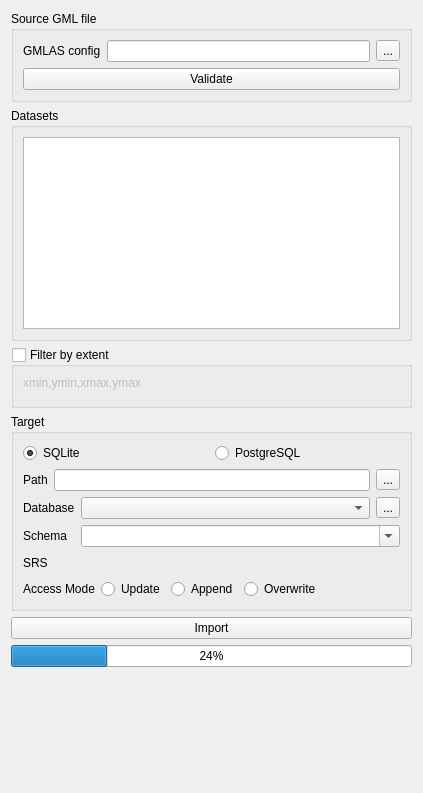
This is gml_application_schema_toolbox/ui/import_gmlas_panel.ui in BRGM/gml_application_schema_toolbox as Qt 5 draws it before an edit. The edited form follows.
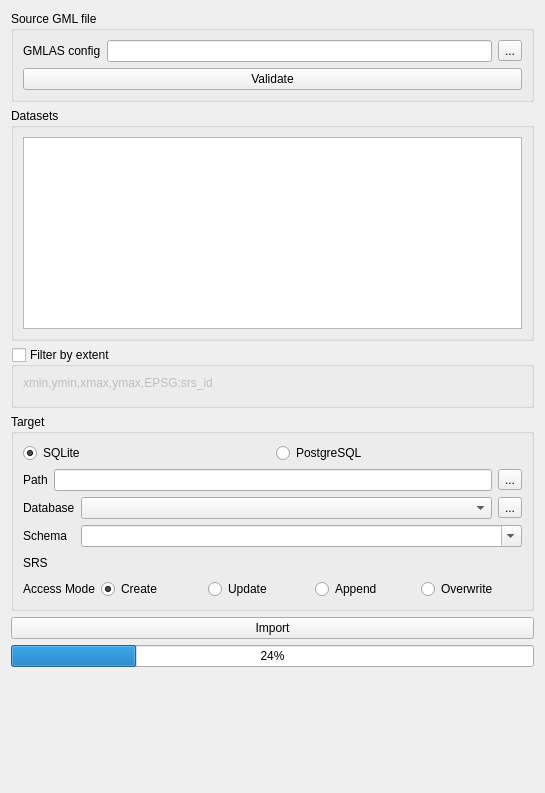
This is the edited form. Custom widgets are drawn as their Qt base class.

```diff
--- a/gml_application_schema_toolbox/ui/import_gmlas_panel.ui
+++ b/gml_application_schema_toolbox/ui/import_gmlas_panel.ui
@@ -6,7 +6,7 @@
    <rect>
     <x>0</x>
     <y>0</y>
-    <width>423</width>
+    <width>545</width>
     <height>793</height>
    </rect>
   </property>
@@ -95,7 +95,7 @@
       <item>
        <widget class="QLabel" name="label_12">
         <property name="text">
-         <string>xmin,ymin,xmax,ymax</string>
+         <string>xmin,ymin,xmax,ymax,EPSG:srs_id</string>
         </property>
        </widget>
       </item>
@@ -246,6 +246,22 @@
         <item row="1" column="1">
          <layout class="QHBoxLayout" name="horizontalLayout_8">
           <item>
+           <widget class="QWidget" name="accessModeWidget" native="true">
+            <layout class="QHBoxLayout" name="horizontalLayout_5">
+             <property name="margin">
+              <number>0</number>
+             </property>
+             <item>
+              <widget class="QRadioButton" name="createRadioButton">
+               <property name="text">
+                <string>Create</string>
+               </property>
+               <property name="checked">
+                <bool>true</bool>
+               </property>
+              </widget>
+             </item>
+             <item>
            <widget class="QRadioButton" name="updateRadioButton">
             <property name="text">
              <string>Update</string>
@@ -266,18 +282,8 @@
             </property>
            </widget>
           </item>
-          <item>
-           <spacer name="horizontalSpacer_3">
-            <property name="orientation">
-             <enum>Qt::Horizontal</enum>
-            </property>
-            <property name="sizeHint" stdset="0">
-             <size>
-              <width>40</width>
-              <height>20</height>
-             </size>
-            </property>
-           </spacer>
+            </layout>
+           </widget>
           </item>
          </layout>
         </item>
@@ -323,18 +329,18 @@
   </layout>
  </widget>
  <customwidgets>
-  <customwidget>
-   <class>BboxWidget</class>
-   <extends>QWidget</extends>
-   <header>gml_application_schema_toolbox.gui.bbox_widget</header>
-   <container>1</container>
-  </customwidget>
   <customwidget>
    <class>QgsProjectionSelectionWidget</class>
    <extends>QWidget</extends>
    <header>qgis.gui</header>
    <container>1</container>
   </customwidget>
+  <customwidget>
+   <class>BboxWidget</class>
+   <extends>QWidget</extends>
+   <header>gml_application_schema_toolbox.gui.bbox_widget</header>
+   <container>1</container>
+  </customwidget>
  </customwidgets>
  <resources/>
  <connections/>
```
Left out of the diff: 2 changed lines with no effect on the pictures. Lines whose indentation alone changed are shown as unchanged.
